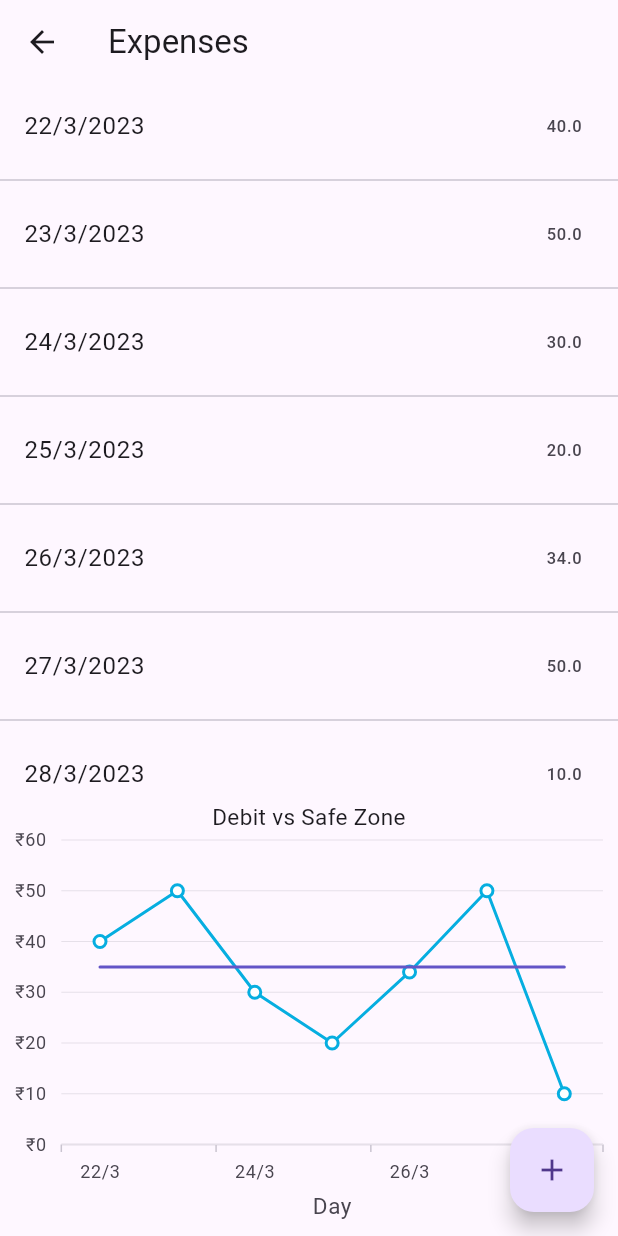
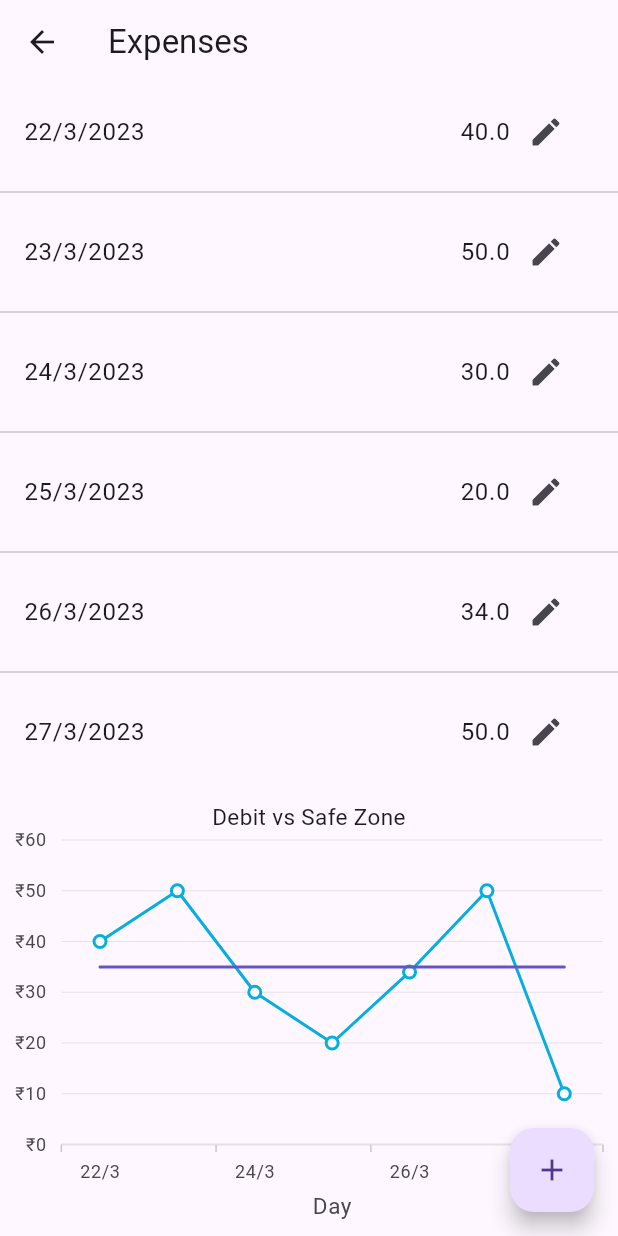
Before and after one commit to Santhosh1209/fintech, a Flutter app: the MyApp screen opened directly, on a phone screen of 412 x 824 dp. Run offline on Flutter 3.47's test engine with Material 2 defaults, Android fonts, the phone set to English and light mode, and no system bars; our stand-ins replace fluttertoast, get_it, google_sign_in, logger, pin_code_fields, syncfusion_flutter_charts; missing offline and left inert: flutter_email_sender, razorpay_flutter.

Commit message:
added edit bill option

```diff
--- a/lib/lists.dart
+++ b/lib/lists.dart
@@ -12,6 +12,7 @@ class MyApp extends StatefulWidget {
   @override
   _MyAppState createState() => _MyAppState();
 }
+
 final myBaby = GetIt.instance<PersonData>();
 
 class _MyAppState extends State<MyApp> {
@@ -20,8 +21,8 @@ class _MyAppState extends State<MyApp> {
       LineSeries<Expense, String>(
           animationDuration: 2500,
           dataSource: myBaby.chartData,
-          xValueMapper: (Expense expense, _) => '${expense.date.day}/${expense.date.month}',
-//         xValueMapper: (Expense expense, _) => expense.date.toString(),
+          xValueMapper: (Expense expense, _) =>
+          '${expense.date.day}/${expense.date.month}',
           yValueMapper: (Expense expense, _) => expense.inflow,
           width: 2,
           name: 'Debit',
@@ -29,24 +30,22 @@ class _MyAppState extends State<MyApp> {
       LineSeries<Expense, String>(
           animationDuration: 2500,
           dataSource: myBaby.threshold,
-          xValueMapper: (Expense expense, _) => '${expense.date.day}/${expense.date.month}',
-//         xValueMapper: (Expense expense, _) => expense.date.toString(),
+          xValueMapper: (Expense expense, _) =>
+          '${expense.date.day}/${expense.date.month}',
           yValueMapper: (Expense expense, _) => expense.inflow,
           width: 2,
           name: 'Safe Zone',
           markerSettings: const MarkerSettings(isVisible: false)),
     ];
   }
+
   SfCartesianChart _buildDefaultLineChart() {
     return SfCartesianChart(
       plotAreaBorderWidth: 0,
       title: ChartTitle(text: 'Debit vs Safe Zone'),
-      legend: Legend(
-          overflowMode: LegendItemOverflowMode.wrap),
+      legend: Legend(overflowMode: LegendItemOverflowMode.wrap),
       primaryXAxis: CategoryAxis(
-          title: AxisTitle(
-              text: 'Day'
-          ),
+          title: AxisTitle(text: 'Day'),
           edgeLabelPlacement: EdgeLabelPlacement.shift,
           interval: 2,
           majorGridLines: const MajorGridLines(width: 0)),
@@ -57,6 +56,14 @@ class _MyAppState extends State<MyApp> {
       series: _getDefaultLineSeries(),
       tooltipBehavior: TooltipBehavior(enable: true),
     );
+  }
+
+  // Function to handle editing an expense
+  void _editExpense(Expense expense) {
+    // Implement the edit logic here
+    // You can navigate to an edit screen or show a dialog to edit the selected item.
+    // For example:
+    print('Editing expense: ${expense.inflow}');
   }
 
   @override
@@ -71,9 +78,25 @@ class _MyAppState extends State<MyApp> {
             child: ListView.separated(
               itemBuilder: (context, index) {
                 return ListTile(
-                    title: Text(
-                        '${myBaby.chartData[index].date.day}/${myBaby.chartData[index].date.month}/${myBaby.chartData[index].date.year}'),
-                    trailing: Text(myBaby.chartData[index].inflow.toString()),
+                  title: Row(
+                    mainAxisAlignment: MainAxisAlignment.spaceBetween,
+                    children: [
+                      Text(
+                        '${myBaby.chartData[index].date.day}/${myBaby.chartData[index].date.month}/${myBaby.chartData[index].date.year}',
+                      ),
+                      Row(
+                        children: [
+                          Text(myBaby.chartData[index].inflow.toString()),
+                          IconButton(
+                            icon: Icon(Icons.edit),
+                            onPressed: () {
+                              _editExpense(myBaby.chartData[index]);
+                            },
+                          ),
+                        ],
+                      ),
+                    ],
+                  ),
                 );
               },
               separatorBuilder: (context, index) => const Divider(),
@@ -96,15 +119,14 @@ class _MyAppState extends State<MyApp> {
       //   child: Icon(Icons.add),
       // ),
       floatingActionButton: FloatingActionButton(
-          onPressed: (){
+        onPressed: () {
           Navigator.push(
             context,
             MaterialPageRoute(builder: (context) => AddingBillItemPage()),
           );
         },
-          child: Icon(Icons.add),
+        child: const Icon(Icons.add),
       ),
-
     );
   }
 }
```
Lines whose indentation alone changed are shown as unchanged.
